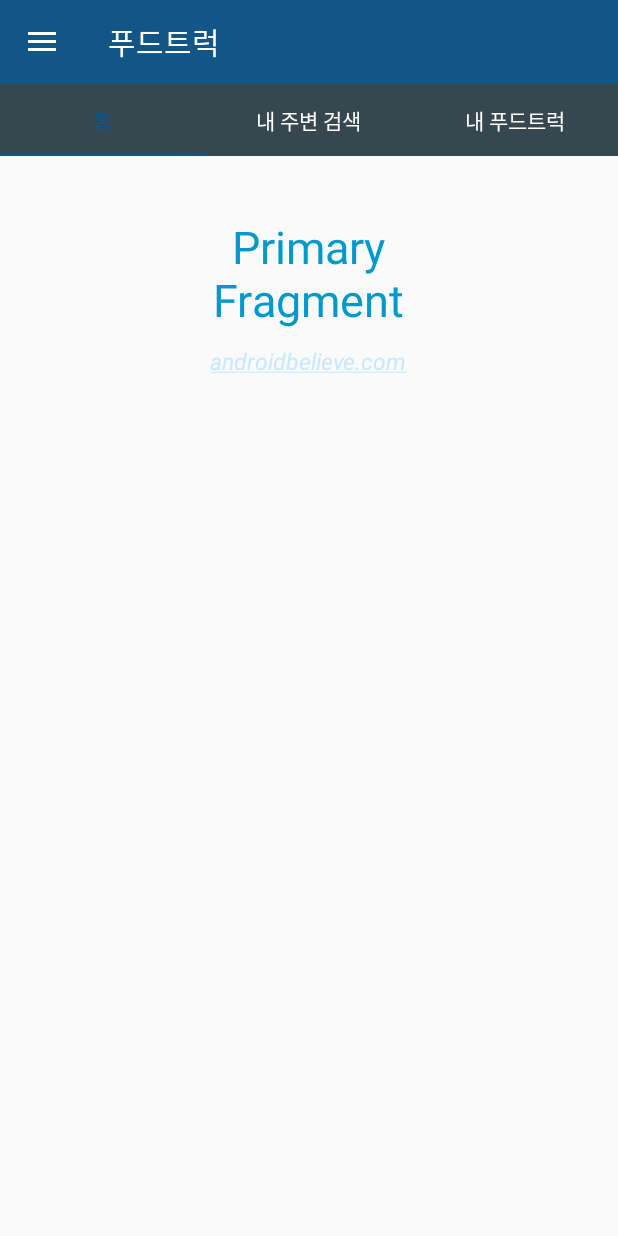
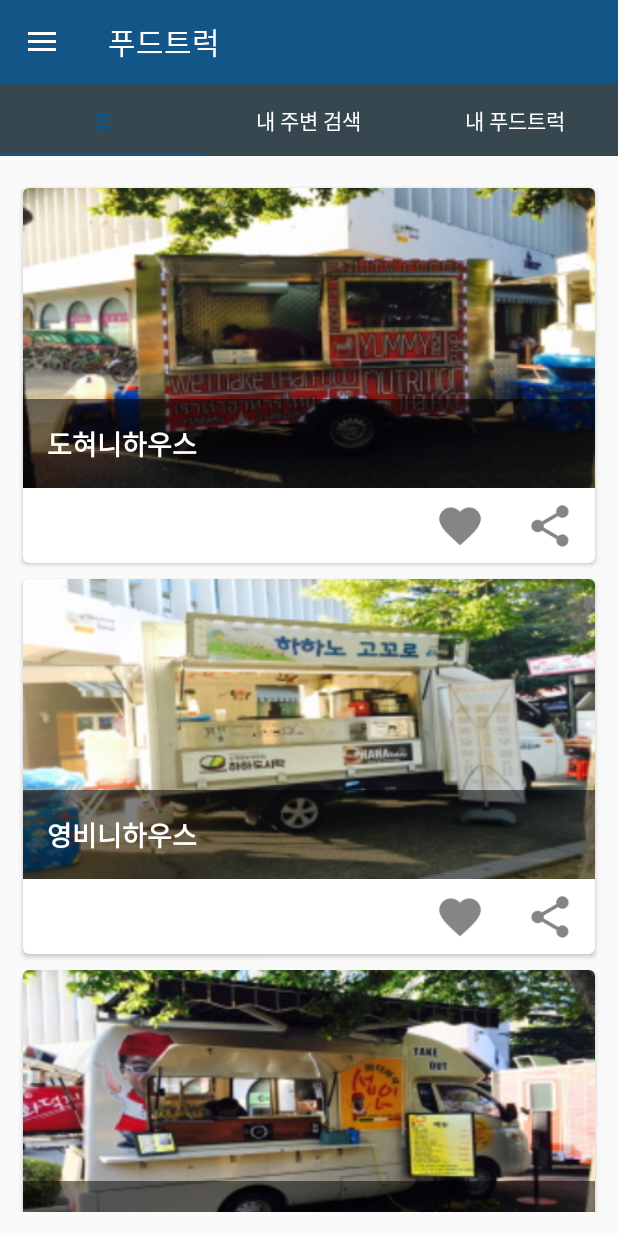
Before and after one commit to lainrose/FoodtruckUser, an Android app: the FragmentHome screen opened directly, with no data from a screen before it, on a phone screen of 412 x 824 dp. Run offline under Robolectric (Android 15) with nearby library versions, the phone set to English and light mode, and no system bars.

Commit message:
2016. 11. 01. 22:37, home프래그먼트 cardview 추가

```diff
--- a/app/src/main/java/foodtruckuser/randombox/sweng/cbnu/com/foodtruckuser/ui/main/FragmentHome.java
+++ b/app/src/main/java/foodtruckuser/randombox/sweng/cbnu/com/foodtruckuser/ui/main/FragmentHome.java
@@ -1,22 +1,182 @@
 package foodtruckuser.randombox.sweng.cbnu.com.foodtruckuser.ui.main;
 
+import android.content.ContentResolver;
+import android.content.Intent;
+import android.net.Uri;
 import android.os.Bundle;
 import android.support.annotation.Nullable;
 import android.support.v4.app.Fragment;
+import android.support.v7.widget.LinearLayoutManager;
+import android.support.v7.widget.RecyclerView;
 import android.view.LayoutInflater;
 import android.view.View;
 import android.view.ViewGroup;
+import android.widget.ImageView;
+import android.widget.TextView;
+import android.widget.Toast;
+
+import java.util.ArrayList;
 
 import foodtruckuser.randombox.sweng.cbnu.com.foodtruckuser.R;
+import foodtruckuser.randombox.sweng.cbnu.com.foodtruckuser.utill.WonderModel;
 
-/**
- * Created by Ratan on 7/29/2015.
- */
 public class FragmentHome extends Fragment {
 
-    @Nullable
+    ArrayList<WonderModel> listitems = new ArrayList<>();
+    RecyclerView MyRecyclerView;
+    String Wonders[] = {"도혀니하우스","영비니하우스",
+            "횬종이 하우스","으버미하우스","횬표하우스"};
+    int  Images[] = {R.drawable.truck1,R.drawable.truck2,R.drawable.truck3,
+            R.drawable.truck4,R.drawable.truck5};
+
     @Override
-    public View onCreateView(LayoutInflater inflater, ViewGroup container, Bundle savedInstanceState) {
-        return inflater.inflate(R.layout.primary_layout,null);
+    public void onCreate(@Nullable Bundle savedInstanceState) {
+        super.onCreate(savedInstanceState);
+        initializeList();
+    }
+
+    @Override
+    public View onCreateView(LayoutInflater inflater, ViewGroup container,
+                             Bundle savedInstanceState) {
+
+        View view = inflater.inflate(R.layout.fragment_home, container, false);
+        MyRecyclerView = (RecyclerView) view.findViewById(R.id.cardView);
+        MyRecyclerView.setHasFixedSize(true);
+        LinearLayoutManager MyLayoutManager = new LinearLayoutManager(getActivity());
+        MyLayoutManager.setOrientation(LinearLayoutManager.VERTICAL);
+        if (listitems.size() > 0 & MyRecyclerView != null) {
+            MyRecyclerView.setAdapter(new MyAdapter(listitems));
+        }
+        MyRecyclerView.setLayoutManager(MyLayoutManager);
+
+        return view;
+    }
+
+    @Override
+    public void onActivityCreated(Bundle savedInstanceState) {
+        super.onActivityCreated(savedInstanceState);
+
+    }
+
+    public class MyAdapter extends RecyclerView.Adapter<MyViewHolder> {
+        private ArrayList<WonderModel> list;
+
+        public MyAdapter(ArrayList<WonderModel> Data) {
+            list = Data;
+        }
+
+        @Override
+        public MyViewHolder onCreateViewHolder(ViewGroup parent,int viewType) {
+            // create a new view
+            View view = LayoutInflater.from(parent.getContext())
+                    .inflate(R.layout.recycle_items, parent, false);
+            MyViewHolder holder = new MyViewHolder(view);
+            return holder;
+        }
+
+        @Override
+        public void onBindViewHolder(final MyViewHolder holder, int position) {
+
+            holder.titleTextView.setText(list.get(position).getCardName());
+            holder.coverImageView.setImageResource(list.get(position).getImageResourceId());
+            holder.coverImageView.setTag(list.get(position).getImageResourceId());
+            holder.likeImageView.setTag(R.drawable.ic_like);
+
+        }
+
+       @Override
+        public int getItemCount() {
+            return list.size();
+        }
+    }
+
+    public class MyViewHolder extends RecyclerView.ViewHolder {
+
+        public TextView titleTextView;
+        public ImageView coverImageView;
+        public ImageView likeImageView;
+        public ImageView shareImageView;
+
+        public MyViewHolder(View v) {
+            super(v);
+            titleTextView = (TextView) v.findViewById(R.id.titleTextView);
+            coverImageView = (ImageView) v.findViewById(R.id.coverImageView);
+            likeImageView = (ImageView) v.findViewById(R.id.likeImageView);
+            shareImageView = (ImageView) v.findViewById(R.id.shareImageView);
+            likeImageView.setOnClickListener(new View.OnClickListener() {
+                @Override
+                public void onClick(View v) {
+
+
+                    int id = (int)likeImageView.getTag();
+                        if( id == R.drawable.ic_like){
+
+                            likeImageView.setTag(R.drawable.ic_liked);
+                            likeImageView.setImageResource(R.drawable.ic_liked);
+
+                            Toast.makeText(getActivity(),titleTextView.getText()+" added to favourites",Toast.LENGTH_SHORT).show();
+
+                        }else{
+
+                            likeImageView.setTag(R.drawable.ic_like);
+                            likeImageView.setImageResource(R.drawable.ic_like);
+                            Toast.makeText(getActivity(),titleTextView.getText()+" removed from favourites",Toast.LENGTH_SHORT).show();
+
+
+                        }
+
+                }
+            });
+
+
+
+            shareImageView.setOnClickListener(new View.OnClickListener() {
+                @Override
+                public void onClick(View v) {
+
+
+
+
+
+
+                    Uri imageUri = Uri.parse(ContentResolver.SCHEME_ANDROID_RESOURCE +
+                            "://" + getResources().getResourcePackageName(coverImageView.getId())
+                            + '/' + "drawable" + '/' + getResources().getResourceEntryName((int)coverImageView.getTag()));
+
+
+                    Intent shareIntent = new Intent();
+                    shareIntent.setAction(Intent.ACTION_SEND);
+                    shareIntent.putExtra(Intent.EXTRA_STREAM,imageUri);
+                    shareIntent.setType("image/jpeg");
+                    startActivity(Intent.createChooser(shareIntent, getResources().getText(R.string.send_to)));
+
+
+
+                }
+            });
+
+
+
+        }
+    }
+
+    public void initializeList() {
+        listitems.clear();
+
+        for(int i =0;i<5;i++){
+
+
+            WonderModel item = new WonderModel();
+            item.setCardName(Wonders[i]);
+            item.setImageResourceId(Images[i]);
+            item.setIsfav(0);
+            item.setIsturned(0);
+            listitems.add(item);
+
+        }
+
+
+
+
     }
 }
--- /dev/null
+++ b/app/src/main/java/foodtruckuser/randombox/sweng/cbnu/com/foodtruckuser/utill/WonderModel.java
@@ -0,0 +1,44 @@
+package foodtruckuser.randombox.sweng.cbnu.com.foodtruckuser.utill;
+
+/**
+ * Created by anonymous on 1/15/16.
+ */
+public class WonderModel {
+
+    String cardName;
+    int imageResourceId;
+    int isfav;
+    int isturned;
+
+    public int getIsturned() {
+        return isturned;
+    }
+
+    public void setIsturned(int isturned) {
+        this.isturned = isturned;
+    }
+
+    public int getIsfav() {
+        return isfav;
+    }
+
+    public void setIsfav(int isfav) {
+        this.isfav = isfav;
+    }
+
+    public String getCardName() {
+        return cardName;
+    }
+
+    public void setCardName(String cardName) {
+        this.cardName = cardName;
+    }
+
+    public int getImageResourceId() {
+        return imageResourceId;
+    }
+
+    public void setImageResourceId(int imageResourceId) {
+        this.imageResourceId = imageResourceId;
+    }
+}
--- /dev/null
+++ b/app/src/main/res/layout/fragment_home.xml
@@ -0,0 +1,15 @@
+<RelativeLayout xmlns:android="http://schemas.android.com/apk/res/android"
+xmlns:tools="http://schemas.android.com/tools"
+android:layout_width="match_parent"
+android:layout_height="match_parent"
+android:paddingBottom="@dimen/activity_vertical_margin"
+android:paddingLeft="@dimen/activity_left_margin"
+android:paddingRight="@dimen/activity_right_margin"
+android:paddingTop="@dimen/activity_vertical_margin"
+tools:context=".MainActivity">
+
+<android.support.v7.widget.RecyclerView
+    android:id="@+id/cardView"
+    android:layout_width="match_parent"
+    android:layout_height="match_parent" />
+</RelativeLayout>
--- /dev/null
+++ b/app/src/main/res/layout/recycle_items.xml
@@ -0,0 +1,77 @@
+<android.support.v7.widget.CardView xmlns:android="http://schemas.android.com/apk/res/android"
+    xmlns:card_view="http://schemas.android.com/apk/res-auto"
+    android:id="@+id/card_view"
+    android:layout_width="match_parent"
+    android:layout_height="wrap_content"
+    android:layout_margin="5dp"
+    card_view:cardCornerRadius="4dp">
+
+
+    <LinearLayout
+        android:layout_width="match_parent"
+        android:layout_height="@dimen/card_height"
+        android:orientation="vertical"
+        android:weightSum="4">
+
+        <LinearLayout
+            android:layout_width="match_parent"
+            android:layout_height="0dip"
+            android:layout_weight="3.2"
+            android:orientation="vertical">
+
+            <FrameLayout
+                android:layout_width="match_parent"
+                android:layout_height="match_parent"
+                android:layout_gravity="center_horizontal">
+
+                <ImageView
+                    android:id="@+id/coverImageView"
+                    android:layout_width="match_parent"
+                    android:layout_height="match_parent"
+                    android:layout_gravity="center"
+                    android:scaleType="centerCrop"
+                    />
+
+                <LinearLayout
+                    android:layout_width="match_parent"
+                    android:layout_height="wrap_content"
+                    android:layout_gravity="left|bottom"
+                    android:background="@android:drawable/screen_background_dark_transparent"
+                    android:orientation="vertical">
+
+                    <TextView
+                        android:id="@+id/titleTextView"
+                        android:layout_width="match_parent"
+                        android:layout_height="wrap_content"
+                        android:padding="16dp"
+                        android:textSize="@dimen/text_size"
+                        android:textColor="#FFFFFF"
+                        android:textStyle="bold" />
+                </LinearLayout>
+            </FrameLayout>
+        </LinearLayout>
+
+        <LinearLayout
+            android:layout_width="match_parent"
+            android:layout_height="0dip"
+            android:layout_weight="0.8"
+            android:gravity="center|right"
+            android:orientation="horizontal">
+
+            <ImageView
+                android:id="@+id/likeImageView"
+                android:layout_width="@dimen/icon_width"
+                android:layout_height="@dimen/icon_height"
+                android:padding="@dimen/icon_padding"
+                android:src="@drawable/ic_like" />
+
+            <ImageView
+                android:id="@+id/shareImageView"
+                android:layout_width="@dimen/icon_width"
+                android:layout_height="@dimen/icon_height"
+                android:padding="@dimen/icon_padding"
+                android:src="@drawable/ic_share" />
+        </LinearLayout>
+
+    </LinearLayout>
+</android.support.v7.widget.CardView>
--- a/app/src/main/res/values/dimens.xml
+++ b/app/src/main/res/values/dimens.xml
@@ -10,4 +10,13 @@
     <dimen name="comment_avatar_size">56dp</dimen>
     <dimen name="user_profile_avatar_size">88dp</dimen>
     <dimen name="global_menu_avatar_size">64dp</dimen>
+
+    <!-- Cardview SetUp -->
+    <dimen name="activity_right_margin">10dp</dimen>
+    <dimen name="activity_left_margin">10dp</dimen>
+    <dimen name="icon_width">60dip</dimen>
+    <dimen name="icon_height">60dip</dimen>
+    <dimen name="icon_padding">8dp</dimen>
+    <dimen name="card_height">250dip</dimen>
+    <dimen name="text_size">18sp</dimen>
 </resources>
--- a/app/src/main/res/values/strings.xml
+++ b/app/src/main/res/values/strings.xml
@@ -1,5 +1,6 @@
 <resources>
     <string name="app_name">FoodtruckUser</string>
     <string name="facebook_app_id">1758413267779561</string>
+    <string name="send_to">Share</string>
 
 </resources>
```
Also changed, not shown: app/src/main/res/drawable/ic_like.png (added), app/src/main/res/drawable/ic_liked.png (added), app/src/main/res/drawable/ic_share.png (added), app/src/main/res/drawable/truck1.jpg (added), app/src/main/res/drawable/truck2.jpg (added), app/src/main/res/drawable/truck3.jpg (added), app/src/main/res/drawable/truck4.jpg (added), app/src/main/res/drawable/truck5.jpg (added), app/src/main/res/drawable/truck6.jpg (added), app/src/main/res/drawable/truck7.jpg (added).
